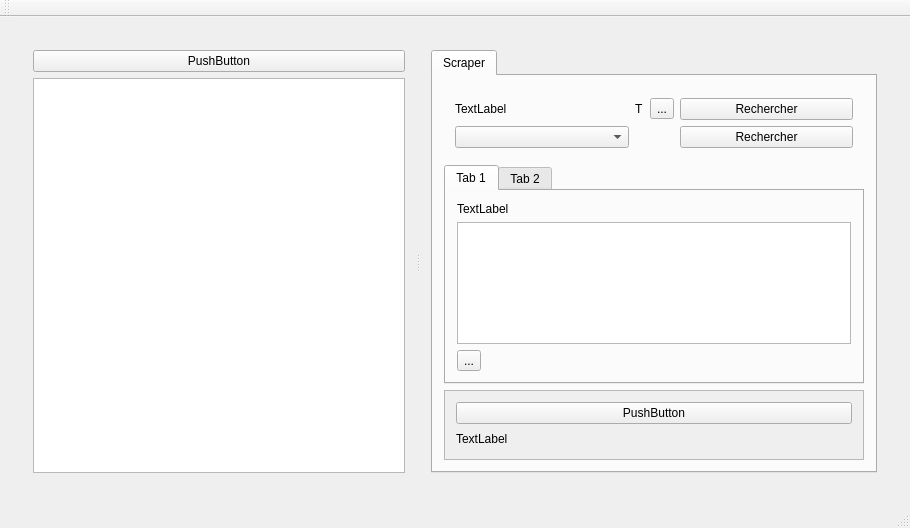
The window that src/mainwindow.ui (app211/jaqet) describes before a commit, drawn with Qt 5.
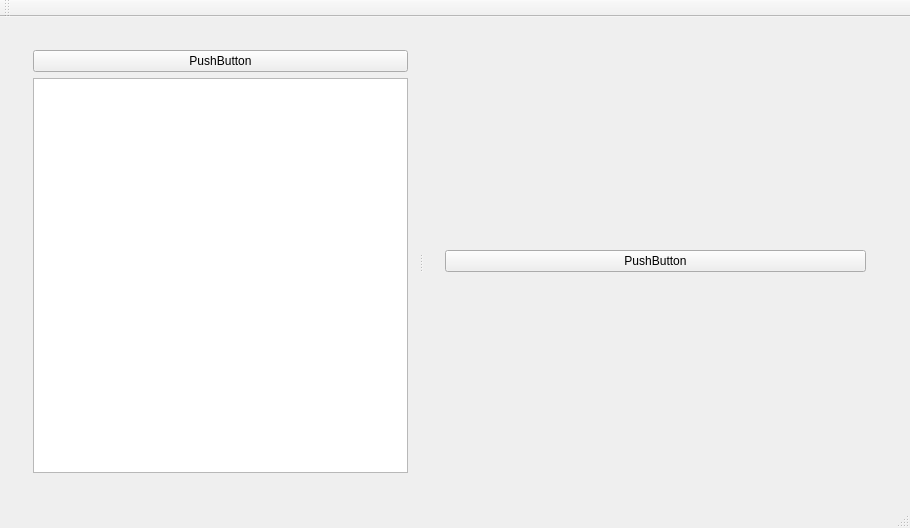
The same window after the commit. The open tabs and pages were chosen to show the change.

Diff of the .ui file:
```diff
--- a/src/mainwindow.ui
+++ b/src/mainwindow.ui
@@ -14,7 +14,7 @@
    <string>MainWindow</string>
   </property>
   <widget class="QWidget" name="centralWidget">
-   <layout class="QHBoxLayout" name="horizontalLayout_4">
+   <layout class="QVBoxLayout" name="verticalLayout_5">
     <item>
      <widget class="QWidget" name="widget_2" native="true">
       <layout class="QHBoxLayout" name="horizontalLayout_2">
@@ -40,83 +40,23 @@
          <widget class="QWidget" name="widget_3" native="true">
           <layout class="QHBoxLayout" name="horizontalLayout_3">
            <item>
-            <widget class="QTabWidget" name="tabWidget">
+            <widget class="QStackedWidget" name="stackedWidget">
              <property name="currentIndex">
               <number>0</number>
              </property>
-             <widget class="QWidget" name="tab">
-              <attribute name="title">
-               <string>Scraper</string>
-              </attribute>
-              <layout class="QVBoxLayout" name="verticalLayout">
+             <widget class="QWidget" name="pageProceed">
+              <layout class="QVBoxLayout" name="verticalLayout_7">
                <item>
-                <widget class="QWidget" name="widget_4" native="true">
-                 <property name="sizePolicy">
-                  <sizepolicy hsizetype="Preferred" vsizetype="Fixed">
-                   <horstretch>0</horstretch>
-                   <verstretch>0</verstretch>
-                  </sizepolicy>
+                <widget class="QPushButton" name="Proceed">
+                 <property name="text">
+                  <string>PushButton</string>
                  </property>
-                 <layout class="QGridLayout" name="gridLayout">
-                  <item row="0" column="0">
-                   <widget class="QLabel" name="labelAllo">
-                    <property name="sizePolicy">
-                     <sizepolicy hsizetype="Ignored" vsizetype="Preferred">
-                      <horstretch>0</horstretch>
-                      <verstretch>0</verstretch>
-                     </sizepolicy>
-                    </property>
-                    <property name="text">
-                     <string>TextLabel</string>
-                    </property>
-                    <property name="scaledContents">
-                     <bool>false</bool>
-                    </property>
-                   </widget>
-                  </item>
-                  <item row="1" column="0">
-                   <widget class="QComboBox" name="comboBoxProposition"/>
-                  </item>
-                  <item row="0" column="3">
-                   <widget class="QPushButton" name="pushButtonSearchScraper">
-                    <property name="text">
-                     <string>Rechercher</string>
-                    </property>
-                   </widget>
-                  </item>
-                  <item row="1" column="3">
-                   <widget class="QPushButton" name="pushButtonSearchFilm">
-                    <property name="text">
-                     <string>Rechercher</string>
-                    </property>
-                   </widget>
-                  </item>
-                  <item row="0" column="2">
-                   <widget class="QToolButton" name="toolButton">
-                    <property name="text">
-                     <string>...</string>
-                    </property>
-                    <property name="toolButtonStyle">
-                     <enum>Qt::ToolButtonFollowStyle</enum>
-                    </property>
-                   </widget>
-                  </item>
-                  <item row="0" column="1">
-                   <widget class="QLabel" name="labelType">
-                    <property name="sizePolicy">
-                     <sizepolicy hsizetype="Fixed" vsizetype="Fixed">
-                      <horstretch>0</horstretch>
-                      <verstretch>0</verstretch>
-                     </sizepolicy>
-                    </property>
-                    <property name="text">
-                     <string>T</string>
-                    </property>
-                   </widget>
-                  </item>
-                 </layout>
                 </widget>
                </item>
+              </layout>
+             </widget>
+             <widget class="QWidget" name="page_2">
+              <layout class="QVBoxLayout" name="verticalLayout_8">
                <item>
                 <widget class="QTabWidget" name="tabWidget_2">
                  <property name="currentIndex">
@@ -168,7 +108,7 @@
                 </widget>
                </item>
                <item>
-                <widget class="QScrollArea" name="scrollArea">
+                <widget class="QScrollArea" name="scrollArea_2">
                  <property name="widgetResizable">
                   <bool>true</bool>
                  </property>
@@ -177,8 +117,8 @@
                    <rect>
                     <x>0</x>
                     <y>0</y>
-                    <width>424</width>
-                    <height>76</height>
+                    <width>426</width>
+                    <height>90</height>
                    </rect>
                   </property>
                   <layout class="QVBoxLayout" name="verticalLayout_3">
```
Left out of the diff: 72 changed lines with no effect on the pictures.
